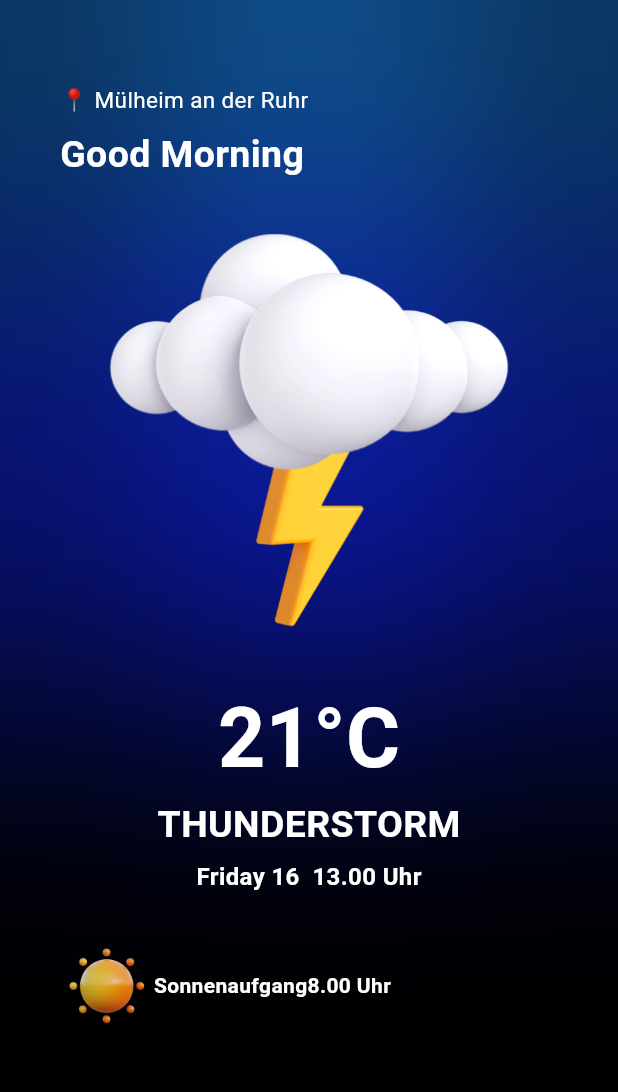
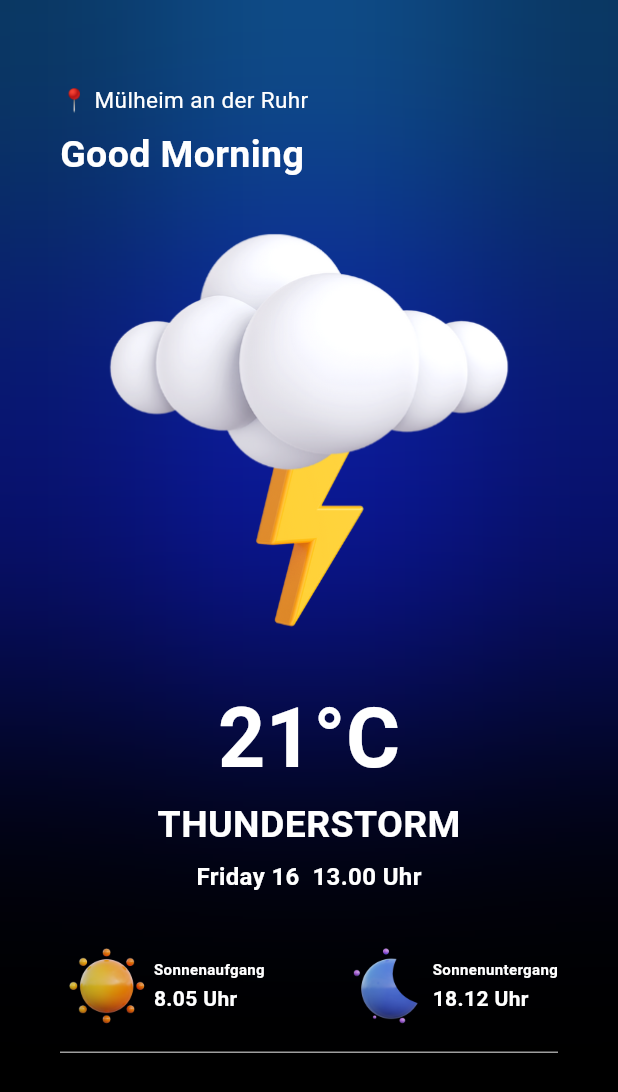
Before and after one commit to dysonpm/weather_app, a Flutter app: the screen it shows after launch, on a phone screen of 412 x 824 dp. Shown: the top 1092 px of the screen. Run offline on Flutter 3.47's test engine with Material 3 defaults, Android fonts, the phone set to English and light mode, and no system bars; our stand-ins replace bloc, equatable.

Commit message:
Linie (divider)

```diff
--- a/lib/screens/home_screen.dart
+++ b/lib/screens/home_screen.dart
@@ -112,6 +112,7 @@ class HomeScreen extends StatelessWidget {
                     Row(
                       mainAxisAlignment: MainAxisAlignment.spaceBetween,
                       children: [
+                        // Zeigt eine Zeile mit Sonnenaufgangsinformationen an.
                         Row(
                           children: [
                             Image.asset(
@@ -121,18 +122,22 @@ class HomeScreen extends StatelessWidget {
                             const SizedBox(
                               height: 5,
                             ),
+                            const Column(
+                              crossAxisAlignment: CrossAxisAlignment.start,
+                              children: [
                                 Text(
                                   "Sonnenaufgang",
                                   style: TextStyle(
                                     color: Colors.white,
                                     fontWeight: FontWeight.w700,
+                                    fontSize: 10,
                                   ),
                                 ),
-                            const SizedBox(
+                                SizedBox(
                                   height: 3,
                                 ),
                                 Text(
-                              "8.00 Uhr",
+                                  "8.05 Uhr",
                                   style: TextStyle(
                                     color: Colors.white,
                                     fontWeight: FontWeight.w700,
@@ -141,7 +146,50 @@ class HomeScreen extends StatelessWidget {
                               ],
                             )
                           ],
+                        ),
+                        // Zeigt eine Zeile mit Sonnenaufgangsinformationen an.
+                        Row(
+                          children: [
+                            Image.asset(
+                              "assets/14.png",
+                              scale: 8,
+                            ),
+                            const SizedBox(
+                              height: 5,
+                            ),
+                            const Column(
+                              crossAxisAlignment: CrossAxisAlignment.start,
+                              children: [
+                                Text(
+                                  "Sonnenuntergang",
+                                  style: TextStyle(
+                                      color: Colors.white,
+                                      fontWeight: FontWeight.w700,
+                                      fontSize: 10),
+                                ),
+                                SizedBox(
+                                  height: 3,
+                                ),
+                                Text(
+                                  "18.12 Uhr",
+                                  style: TextStyle(
+                                    color: Colors.white,
+                                    fontWeight: FontWeight.w700,
+                                  ),
+                                ),
+                              ],
                             )
+                          ],
+                        ),
+                      ],
+                    ),
+                    // Linie (divider)
+                    const Padding(
+                      padding: EdgeInsets.symmetric(vertical: 5.0),
+                      child: Divider(
+                        color: Colors.grey,
+                      ),
+                    ),
                   ],
                 ),
               )
```
Also changed, not shown: assets/14.png (added). Lines whose indentation alone changed are shown as unchanged.
